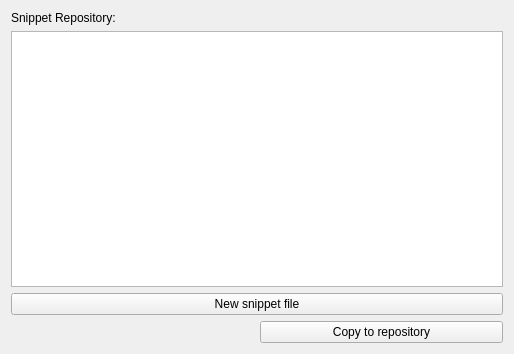
KDE/kate, file kate/plugins/snippets_tng/lib/snippet_repository.ui: the form before one commit.
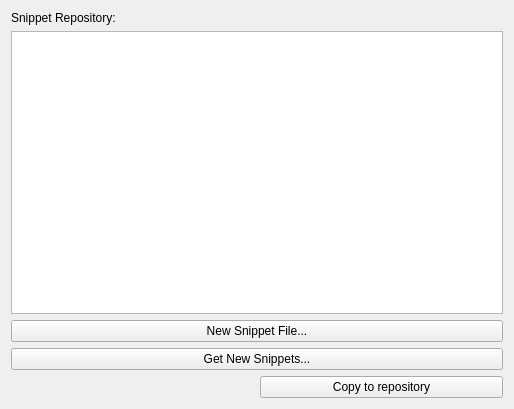
The form after the commit. Custom widgets are drawn as their Qt base class.

Commit message: *)KateSnippetsConfigPage refactored, new class SnippetRepositoryConfigWidget within the lib for reuse *)Button for GHNS, not tested yet, since I don't have a feed yet

The edit to the form file:
```diff
--- a/kate/plugins/snippets_tng/lib/snippet_repository.ui
+++ b/kate/plugins/snippets_tng/lib/snippet_repository.ui
@@ -7,7 +7,7 @@
     <x>0</x>
     <y>0</y>
     <width>514</width>
-    <height>354</height>
+    <height>409</height>
    </rect>
   </property>
   <layout class="QVBoxLayout" name="verticalLayout">
@@ -24,7 +24,14 @@
    <item>
     <widget class="KPushButton" name="btnNew">
      <property name="text">
-      <string>New snippet file</string>
+      <string>New Snippet File...</string>
+     </property>
+    </widget>
+   </item>
+   <item>
+    <widget class="KPushButton" name="btnGHNS">
+     <property name="text">
+      <string>Get New Snippets...</string>
      </property>
     </widget>
    </item>
```
The commit also changes 10 other files.
